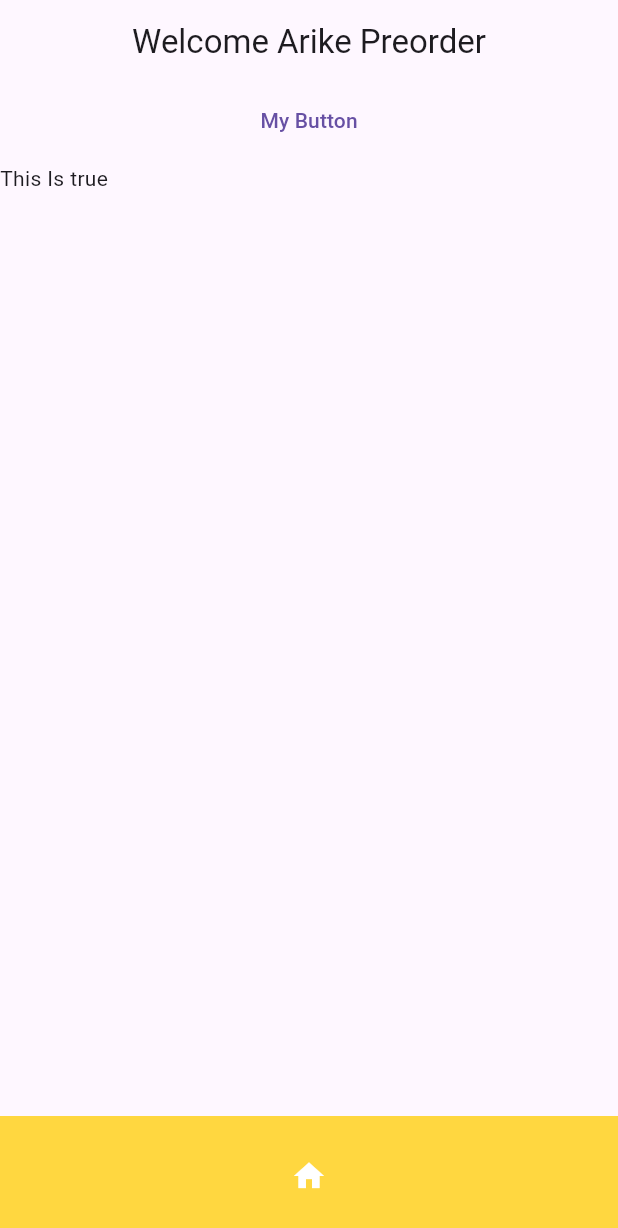
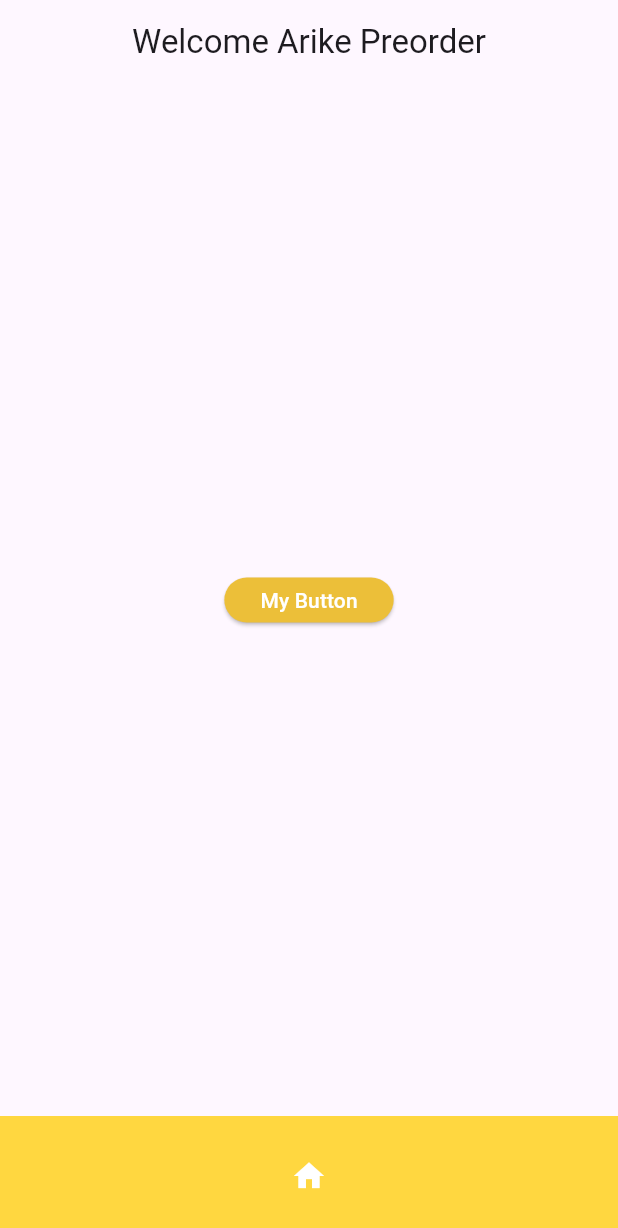
Before and after one commit to Giantpro1/demo_app, a Flutter app: the screen it shows after launch, after a tap on "My Button", on a phone screen of 412 x 824 dp. Shown: the top 1228 px of the screen. Run offline on Flutter 3.47's test engine with Material 3 defaults, Android fonts, the phone set to English and light mode, and no system bars.

Commit message:
button func excersice

```diff
--- a/demo/lib/main.dart
+++ b/demo/lib/main.dart
@@ -13,6 +13,11 @@ class _MyAppState extends State<MyApp> {
   // const MyApp({super.key});
   bool myNewButton = false;
   String myNewText = "Hello";
+  int nums = 0;
+  final ButtonStyle style = ElevatedButton.styleFrom(
+    backgroundColor:
+        const Color.fromARGB(255, 236, 191, 57), // Choose your preferred color
+  );
   @override
   Widget build(BuildContext context) {
     return MaterialApp(
@@ -22,21 +27,34 @@ class _MyAppState extends State<MyApp> {
           title: const Text('Welcome Arike Preorder'),
         ),
         body: Column(
-          // crossAxisAlignment: CrossAxisAlignment.start,
-          // mainAxisAlignment: MainAxisAlignment.center,
+          mainAxisAlignment: nums == 0
+              ? MainAxisAlignment.start
+              : nums == 1
+                  ? MainAxisAlignment.center
+                  : MainAxisAlignment.end,
           children: [
-            TextButton(
-                onPressed: () {
-                  setState(() {
-                    myNewButton = !myNewButton;
-                  });
-                },
-                child: const Text("My Button")),
             Container(
               height: 30,
               child: Row(
+                mainAxisAlignment: nums == 0
+                    ? MainAxisAlignment.start
+                    : nums == 1
+                        ? MainAxisAlignment.center
+                        : MainAxisAlignment.end,
                 children: [
-                  Text(myNewButton ? "This Is true" : myNewText),
+                  ElevatedButton(
+                      style: style,
+                      onPressed: () {
+                        setState(() {
+                          // myNewButton = !myNewButton;
+                          nums == 2 ? nums = 0 : nums = nums + 1;
+                        });
+                      },
+                      child: const Text(
+                        "My Button",
+                        style: TextStyle(color: Colors.white),
+                      )),
+                  // Text(myNewButton ? "This Is true" : myNewText),
                   // Text("My Student"),
                   // Text("My Student"),
                 ],
```
